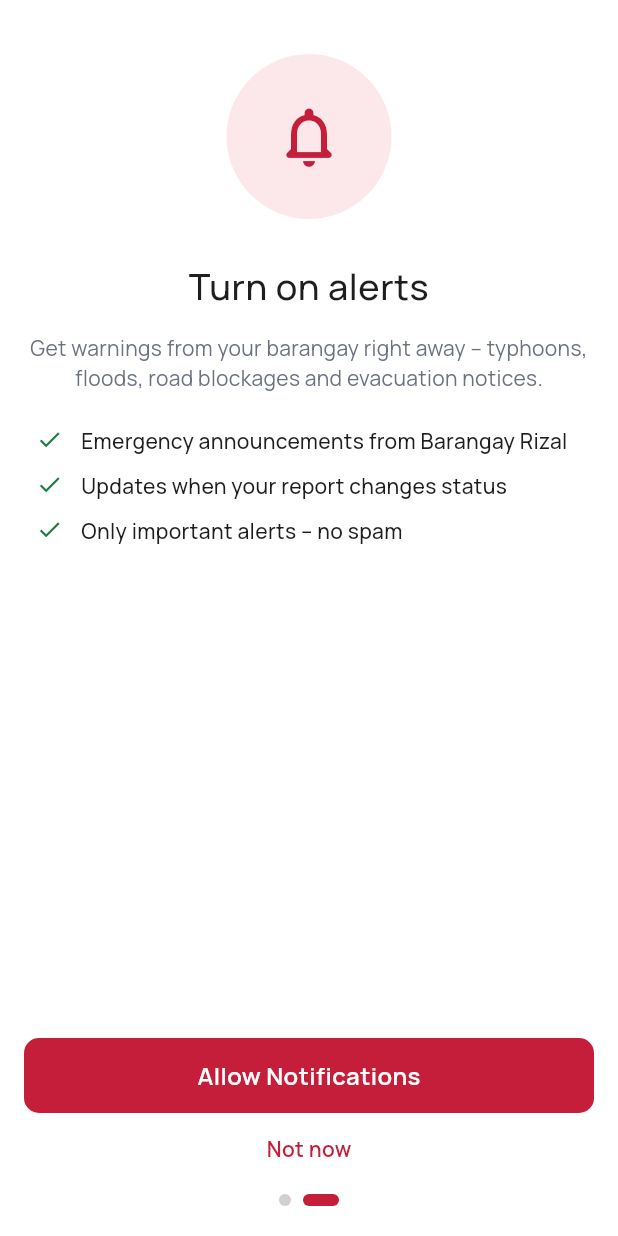
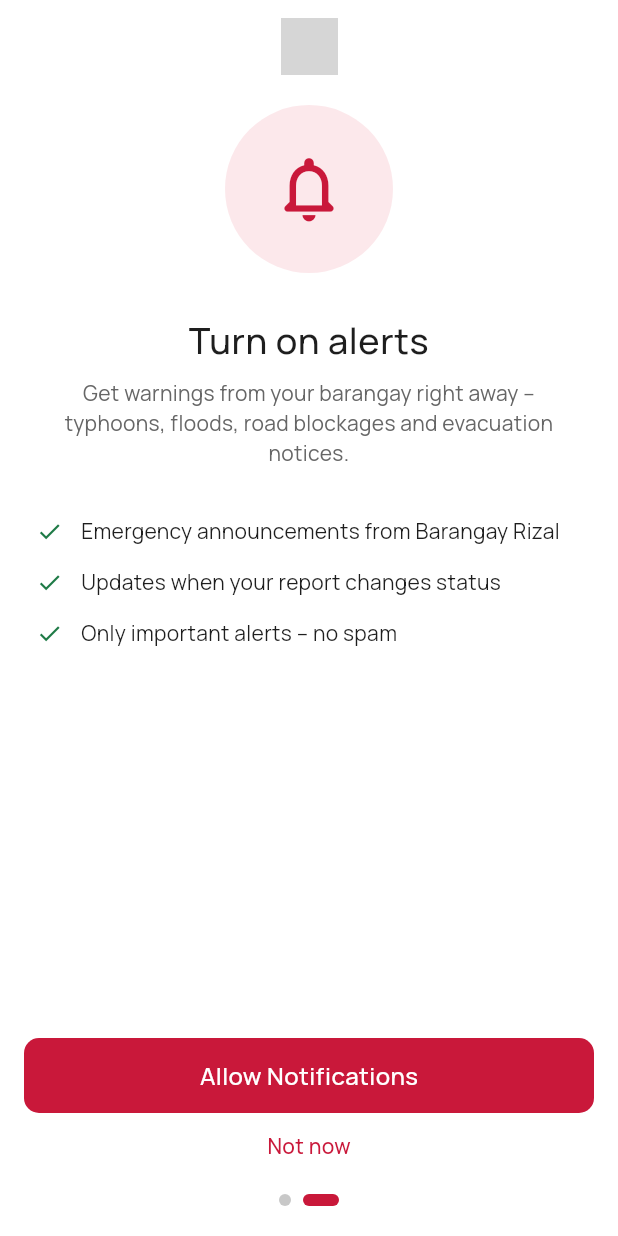
Before and after one commit to Rai567245/EHBR-Emegency-Hub-Barangay-Rizal, a Flutter app: the PermissionsScreen screen opened directly with empty values, after a tap on "Not now", on a phone screen of 412 x 824 dp. Run offline on Flutter 3.47's test engine with Material 3 defaults, Android fonts, the phone set to English and light mode, and no system bars; our stand-ins replace firebase_core, firebase_messaging, flutter_map, geolocator, google_fonts, image_picker and 2 more; accounts and stored records are empty; network calls fail; grey boxes are pictures that could not be loaded.

Commit message:
Refactor PermissionsScreen layout and logic
Refactor permissions screen layout and logic for better readability and maintainability. Adjust padding, update widget structure, and improve permission handling.

```diff
--- a/app/lib/screens/permissions_screen.dart
+++ b/app/lib/screens/permissions_screen.dart
@@ -1,3 +1,4 @@
+
 import 'package:flutter/material.dart';
 import 'package:geolocator/geolocator.dart';
 import 'package:shared_preferences/shared_preferences.dart';
@@ -8,57 +9,88 @@ const _seenKey = 'permissions_intro_seen';
 
 Future<bool> permissionsIntroSeen() async {
   try {
-    return (await SharedPreferences.getInstance()).getBool(_seenKey) ?? false;
+    return (await SharedPreferences.getInstance())
+            .getBool(_seenKey) ??
+        false;
   } catch (_) {
     return true;
   }
 }
 
-/// Friendly explainer shown once on first launch (Figma: RES-PERM). Location, then notifications.
-/// The real system prompts appear only when the person taps "Allow"; "Not now" never blocks the app.
+/// Permission introduction shown on first launch.
+/// Location is handled here; notification permission remains handled
+/// by the app after sign-in.
 class PermissionsScreen extends StatefulWidget {
-  const PermissionsScreen({super.key, required this.onDone});
+  const PermissionsScreen({
+    super.key,
+    required this.onDone,
+  });
+
   final VoidCallback onDone;
 
   @override
-  State<PermissionsScreen> createState() => _PermissionsScreenState();
+  State<PermissionsScreen> createState() =>
+      _PermissionsScreenState();
 }
 
 class _PermissionsScreenState extends State<PermissionsScreen> {
   int _step = 0;
 
+  static const Color _red = Color(0xFFC9183A);
+  static const Color _paleRed = Color(0xFFFCE8EB);
+  static const Color _muted = Color(0xFF666666);
+  static const Color _green = Color(0xFF1E7A46);
+  static const Color _dotGrey = Color(0xFFC8C8C8);
+
   static const _pages = [
     (
       icon: Icons.location_on_outlined,
       title: 'Allow location access',
-      text: 'EHBR uses your location to show nearby reports and safe zones, and to share where you are when you send an SOS or a report.',
-      points: ['See hazards and shelters near you', 'Attach your location to reports automatically', 'Share your position with responders during SOS'],
+      text:
+          'EHBR uses your location to show nearby reports and safe zones, and to share where you are when you send an SOS or a report.',
+      points: [
+        'See hazards and shelters near you',
+        'Attach your location to reports automatically',
+        'Share your position with responders during SOS',
+      ],
       allow: 'Allow Location',
     ),
     (
       icon: Icons.notifications_none_rounded,
       title: 'Turn on alerts',
-      text: 'Get warnings from your barangay right away – typhoons, floods, road blockages and evacuation notices.',
-      points: ['Emergency announcements from Barangay Rizal', 'Updates when your report changes status', 'Only important alerts – no spam'],
+      text:
+          'Get warnings from your barangay right away – typhoons, floods, road blockages and evacuation notices.',
+      points: [
+        'Emergency announcements from Barangay Rizal',
+        'Updates when your report changes status',
+        'Only important alerts – no spam',
+      ],
       allow: 'Allow Notifications',
     ),
   ];
 
   Future<void> _finish() async {
     try {
-      (await SharedPreferences.getInstance()).setBool(_seenKey, true);
+      await (await SharedPreferences.getInstance())
+          .setBool(_seenKey, true);
     } catch (_) {}
+
+    if (!mounted) return;
     widget.onDone();
   }
 
   Future<void> _next({required bool allow}) async {
     if (allow && _step == 0) {
       try {
-        final p = await Geolocator.checkPermission();
-        if (p == LocationPermission.denied) await Geolocator.requestPermission();
+        final permission = await Geolocator.checkPermission();
+
+        if (permission == LocationPermission.denied) {
+          await Geolocator.requestPermission();
+        }
       } catch (_) {}
     }
-    // Notifications: the system prompt is raised by the app itself right after sign-in.
+
+    // The notification prompt is handled by the app after sign-in.
     if (_step >= _pages.length - 1) {
       await _finish();
     } else if (mounted) {
@@ -66,61 +98,199 @@ class _PermissionsScreenState extends State<PermissionsScreen> {
     }
   }
 
+  Widget _buildLogo() {
+    return Image.asset(
+      'assets/images/ehbr_logo.png',
+      width: 38,
+      height: 38,
+      fit: BoxFit.contain,
+      errorBuilder: (context, error, stackTrace) {
+        return const SizedBox(
+          width: 38,
+          height: 38,
+          child: Icon(
+            Icons.broken_image_outlined,
+            color: _red,
+            size: 30,
+          ),
+        );
+      },
+    );
+  }
+
+  Widget _buildProgress() {
+    return Row(
+      mainAxisAlignment: MainAxisAlignment.center,
+      children: [
+        for (var i = 0; i < _pages.length; i++)
+          AnimatedContainer(
+            duration: const Duration(milliseconds: 200),
+            margin: const EdgeInsets.symmetric(horizontal: 4),
+            width: i == _step ? 24 : 8,
+            height: 8,
+            decoration: BoxDecoration(
+              color: i == _step ? _red : _dotGrey,
+              borderRadius: BorderRadius.circular(8),
+            ),
+          ),
+      ],
+    );
+  }
+
   @override
   Widget build(BuildContext context) {
-    final p = _pages[_step];
+    final page = _pages[_step];
+
     return Scaffold(
       backgroundColor: Colors.white,
       body: SafeArea(
         child: Padding(
-          padding: const EdgeInsets.fromLTRB(16, 36, 16, 20),
+          padding: const EdgeInsets.fromLTRB(16, 12, 16, 20),
           child: Column(
+            crossAxisAlignment: CrossAxisAlignment.stretch,
             children: [
-              Container(
-                width: 110,
-                height: 110,
-                decoration: const BoxDecoration(color: Color(0xFFFCE8EB), shape: BoxShape.circle),
-                child: Icon(p.icon, size: 48, color: EhbrColors.brand),
-              ),
-              const SizedBox(height: 28),
-              Text(p.title, textAlign: TextAlign.center, style: manrope(24, FontWeight.w500, EhbrColors.ink)),
-              const SizedBox(height: 14),
-              Text(p.text, textAlign: TextAlign.center, style: manrope(14, FontWeight.w400, EhbrColors.muted)),
-              const SizedBox(height: 22),
-              for (final t in p.points)
-                Padding(
-                  padding: const EdgeInsets.only(bottom: 10, left: 8),
-                  child: Row(crossAxisAlignment: CrossAxisAlignment.start, children: [
-                    const Icon(Icons.check, size: 18, color: Color(0xFF1E7A46)),
-                    const SizedBox(width: 12),
-                    Expanded(child: Text(t, style: manrope(14, FontWeight.w500, EhbrColors.ink))),
-                  ]),
-                ),
-              const Spacer(),
-              SizedBox(
-                width: double.infinity,
-                height: 50,
-                child: FilledButton(
-                  style: FilledButton.styleFrom(backgroundColor: EhbrColors.brand, shape: RoundedRectangleBorder(borderRadius: BorderRadius.circular(10))),
-                  onPressed: () => _next(allow: true),
-                  child: Text(p.allow, style: manrope(16, FontWeight.w600, Colors.white)),
+              // EHBR logo
+              Center(child: _buildLogo()),
+
+              const SizedBox(height: 20),
+
+              // Large circular permission icon
+              Center(
+                child: Container(
+                  width: 112,
+                  height: 112,
+                  decoration: const BoxDecoration(
+                    color: _paleRed,
+                    shape: BoxShape.circle,
+                  ),
+                  alignment: Alignment.center,
+                  child: Icon(
+                    page.icon,
+                    size: 52,
+                    color: _red,
+                  ),
                 ),
               ),
-              TextButton(
-                onPressed: () => _next(allow: false),
-                child: Text('Not now', style: manrope(14, FontWeight.w600, EhbrColors.brand)),
+
+              const SizedBox(height: 28),
+
+              // Title
+              Text(
+                page.title,
+                textAlign: TextAlign.center,
+                style: manrope(
+                  24,
+                  FontWeight.w500,
+                  EhbrColors.ink,
+                ),
               ),
-              const SizedBox(height: 6),
-              Row(mainAxisAlignment: MainAxisAlignment.center, children: [
-                for (var i = 0; i < _pages.length; i++)
-                  AnimatedContainer(
-                    duration: const Duration(milliseconds: 200),
-                    margin: const EdgeInsets.symmetric(horizontal: 4),
-                    width: i == _step ? 24 : 8,
-                    height: 8,
-                    decoration: BoxDecoration(color: i == _step ? EhbrColors.brand : const Color(0xFFD0D0D0), borderRadius: BorderRadius.circular(8)),
+
+              const SizedBox(height: 8),
+
+              // Description
+              Padding(
+                padding: const EdgeInsets.symmetric(horizontal: 12),
+                child: Text(
+                  page.text,
+                  textAlign: TextAlign.center,
+                  style: manrope(
+                    14,
+                    FontWeight.w400,
+                    _muted,
                   ),
-              ]),
+                ),
+              ),
+
+              const SizedBox(height: 32),
+
+              // Permission benefits
+              ...page.points.map(
+                (point) => Padding(
+                  padding: const EdgeInsets.only(
+                    bottom: 14,
+                    left: 8,
+                    right: 4,
+                  ),
+                  child: Row(
+                    crossAxisAlignment: CrossAxisAlignment.start,
+                    children: [
+                      const Padding(
+                        padding: EdgeInsets.only(top: 1),
+                        child: Icon(
+                          Icons.check,
+                          size: 18,
+                          color: _green,
+                        ),
+                      ),
+                      const SizedBox(width: 12),
+                      Expanded(
+                        child: Text(
+                          point,
+                          style: manrope(
+                            14,
+                            FontWeight.w400,
+                            EhbrColors.ink,
+                          ),
+                        ),
+                      ),
+                    ],
+                  ),
+                ),
+              ),
+
+              const Spacer(),
+
+              // Primary action
+              SizedBox(
+                height: 50,
+                width: double.infinity,
+                child: ElevatedButton(
+                  onPressed: () => _next(allow: true),
+                  style: ElevatedButton.styleFrom(
+                    backgroundColor: _red,
+                    foregroundColor: Colors.white,
+                    elevation: 0,
+                    shape: RoundedRectangleBorder(
+                      borderRadius: BorderRadius.circular(10),
+                    ),
+                  ),
+                  child: Text(
+                    page.allow,
+                    style: manrope(
+                      16,
+                      FontWeight.w500,
+                      Colors.white,
+                    ),
+                  ),
+                ),
+              ),
+
+              const SizedBox(height: 4),
+
+              // Skip action
+              SizedBox(
+                height: 36,
+                child: TextButton(
+                  onPressed: () => _next(allow: false),
+                  style: TextButton.styleFrom(
+                    foregroundColor: _red,
+                    padding: EdgeInsets.zero,
+                  ),
+                  child: Text(
+                    'Not now',
+                    style: manrope(
+                      14,
+                      FontWeight.w500,
+                      _red,
+                    ),
+                  ),
+                ),
+              ),
+
+              const SizedBox(height: 14),
+
+              // Page indicator
+              _buildProgress(),
             ],
           ),
         ),
```
